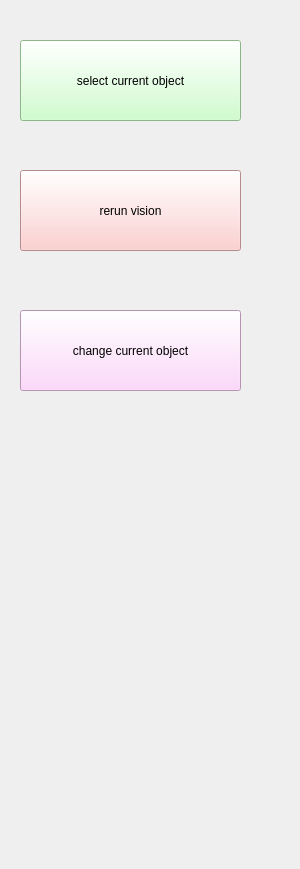
The window that ui/BCI/state_views/objectSelectionView.ui (CURG-archive/graspit_bci) describes before a commit, drawn with Qt 5.
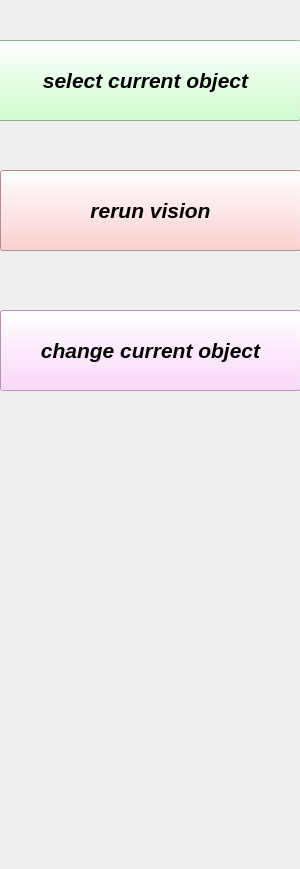
The same window after the commit.

Commit message: Made ui buttons larger

```diff
--- a/ui/BCI/state_views/objectSelectionView.ui
+++ b/ui/BCI/state_views/objectSelectionView.ui
@@ -16,12 +16,20 @@
   <widget class="QPushButton" name="select">
    <property name="geometry">
     <rect>
-     <x>20</x>
+     <x>-10</x>
      <y>40</y>
-     <width>221</width>
+     <width>311</width>
      <height>81</height>
     </rect>
    </property>
+   <property name="font">
+    <font>
+     <pointsize>16</pointsize>
+     <weight>75</weight>
+     <italic>true</italic>
+     <bold>true</bold>
+    </font>
+   </property>
    <property name="styleSheet">
     <string notr="true">background-color: rgb(195, 255, 192);</string>
    </property>
@@ -32,12 +40,20 @@
   <widget class="QPushButton" name="next">
    <property name="geometry">
     <rect>
-     <x>20</x>
+     <x>0</x>
      <y>310</y>
-     <width>221</width>
+     <width>301</width>
      <height>81</height>
     </rect>
    </property>
+   <property name="font">
+    <font>
+     <pointsize>16</pointsize>
+     <weight>75</weight>
+     <italic>true</italic>
+     <bold>true</bold>
+    </font>
+   </property>
    <property name="styleSheet">
     <string notr="true">background-color: rgb(255, 205, 251);</string>
    </property>
@@ -48,12 +64,20 @@
   <widget class="QPushButton" name="rerunVision">
    <property name="geometry">
     <rect>
-     <x>20</x>
+     <x>0</x>
      <y>170</y>
-     <width>221</width>
+     <width>301</width>
      <height>81</height>
     </rect>
    </property>
+   <property name="font">
+    <font>
+     <pointsize>16</pointsize>
+     <weight>75</weight>
+     <italic>true</italic>
+     <bold>true</bold>
+    </font>
+   </property>
    <property name="styleSheet">
     <string notr="true">background-color: rgb(255, 194, 194);</string>
    </property>
```
The commit also changes 4 other files.
